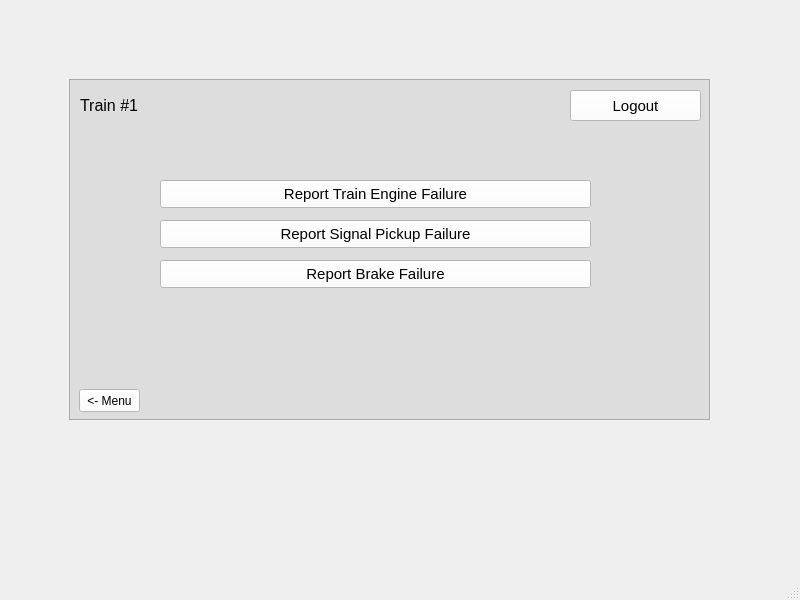
Old version of the form src/UI/TrainModel/Train_Report.ui in the repository aet37/ECE1140-Project.
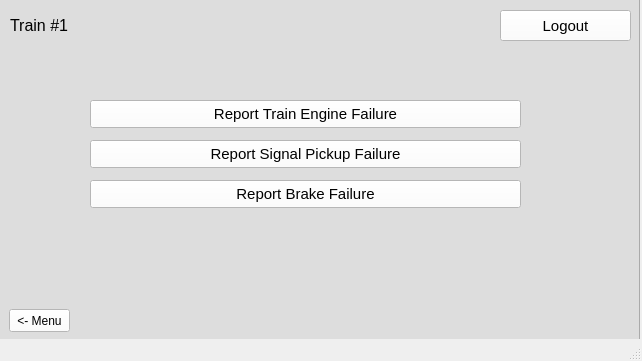
New version of the form.

Diff of the .ui file:
```diff
--- a/src/UI/TrainModel/Train_Report.ui
+++ b/src/UI/TrainModel/Train_Report.ui
@@ -6,8 +6,8 @@
    <rect>
     <x>0</x>
     <y>0</y>
-    <width>800</width>
-    <height>600</height>
+    <width>642</width>
+    <height>361</height>
    </rect>
   </property>
   <property name="windowTitle">
@@ -20,8 +20,8 @@
    <widget class="QPushButton" name="report_signal_button">
     <property name="geometry">
      <rect>
-      <x>160</x>
-      <y>220</y>
+      <x>90</x>
+      <y>140</y>
       <width>431</width>
       <height>28</height>
      </rect>
@@ -47,8 +47,8 @@
    <widget class="QPushButton" name="report_brake_button">
     <property name="geometry">
      <rect>
-      <x>160</x>
-      <y>260</y>
+      <x>90</x>
+      <y>180</y>
       <width>431</width>
       <height>28</height>
      </rect>
@@ -74,8 +74,8 @@
    <widget class="QPushButton" name="logout_button_report">
     <property name="geometry">
      <rect>
-      <x>570</x>
-      <y>90</y>
+      <x>500</x>
+      <y>10</y>
       <width>131</width>
       <height>31</height>
      </rect>
@@ -119,8 +119,8 @@
    <widget class="QLabel" name="label">
     <property name="geometry">
      <rect>
-      <x>80</x>
-      <y>90</y>
+      <x>10</x>
+      <y>10</y>
       <width>203</width>
       <height>31</height>
      </rect>
@@ -137,8 +137,8 @@
    <widget class="QPushButton" name="report_engine_button">
     <property name="geometry">
      <rect>
-      <x>160</x>
-      <y>180</y>
+      <x>90</x>
+      <y>100</y>
       <width>431</width>
       <height>28</height>
      </rect>
@@ -164,8 +164,8 @@
    <widget class="QFrame" name="frame">
     <property name="geometry">
      <rect>
-      <x>69</x>
-      <y>79</y>
+      <x>-1</x>
+      <y>-1</y>
       <width>641</width>
       <height>341</height>
      </rect>
```
